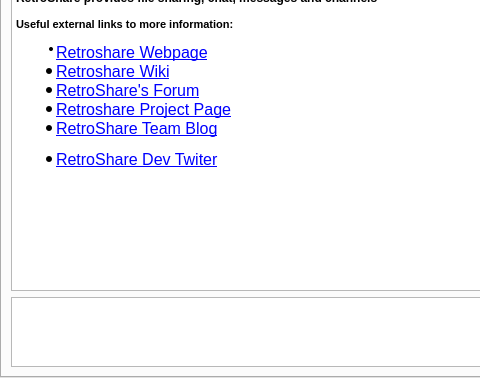
Above: retroshare-gui/src/gui/HelpDialog.ui from RetroShare/RetroShare before the change; both pictures show x 0 to 480 and y 143 to 521 of the 590 by 521 pixel window. Below: the same form after it.
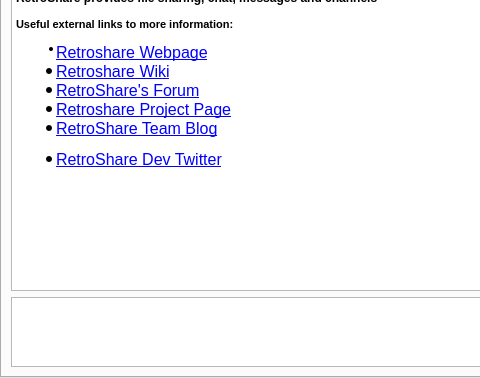
That is the form after the change. Icons and pictures are not drawn.

Commit message: Fixed typo in string (Patch from Henry).

What changed in the file:
```diff
--- a/retroshare-gui/src/gui/HelpDialog.ui
+++ b/retroshare-gui/src/gui/HelpDialog.ui
@@ -73,7 +73,7 @@
 &lt;li style=&quot; font-size:12pt; text-decoration: underline; color:#0000ff;&quot; align=&quot;justify&quot; style=&quot; margin-top:0px; margin-bottom:0px; margin-left:0px; margin-right:0px; -qt-block-indent:0; text-indent:0px;&quot;&gt;&lt;a href=&quot;http://retroshare.sourceforge.net&quot;&gt;RetroShare's Forum&lt;/a&gt;&lt;/li&gt;
 &lt;li style=&quot; font-size:12pt; text-decoration: underline; color:#0000ff;&quot; align=&quot;justify&quot; style=&quot; margin-top:0px; margin-bottom:0px; margin-left:0px; margin-right:0px; -qt-block-indent:0; text-indent:0px;&quot;&gt;&lt;a href=&quot;http://retroshare.sourceforge.net&quot;&gt;Retroshare Project Page&lt;/a&gt;&lt;/li&gt;
 &lt;li style=&quot; font-size:12pt; text-decoration: underline; color:#0000ff;&quot; align=&quot;justify&quot; style=&quot; margin-top:0px; margin-bottom:12px; margin-left:0px; margin-right:0px; -qt-block-indent:0; text-indent:0px;&quot;&gt;&lt;a href=&quot;http://retroshare.sourceforge.net&quot;&gt;RetroShare Team Blog&lt;/a&gt;&lt;/li&gt;
-&lt;li style=&quot; font-size:12pt; text-decoration: underline; color:#0000ff;&quot; align=&quot;justify&quot; style=&quot; margin-top:0px; margin-bottom:12px; margin-left:0px; margin-right:0px; -qt-block-indent:0; text-indent:0px;&quot;&gt;&lt;a href=&quot;http://retroshare.sourceforge.net&quot;&gt;RetroShare Dev Twiter&lt;/a&gt;&lt;/li&gt;&lt;/ul&gt;&lt;/body&gt;&lt;/html&gt;</string>
+&lt;li style=&quot; font-size:12pt; text-decoration: underline; color:#0000ff;&quot; align=&quot;justify&quot; style=&quot; margin-top:0px; margin-bottom:12px; margin-left:0px; margin-right:0px; -qt-block-indent:0; text-indent:0px;&quot;&gt;&lt;a href=&quot;http://retroshare.sourceforge.net&quot;&gt;RetroShare Dev Twitter&lt;/a&gt;&lt;/li&gt;&lt;/ul&gt;&lt;/body&gt;&lt;/html&gt;</string>
          </property>
          <property name="openExternalLinks">
           <bool>true</bool>
```
